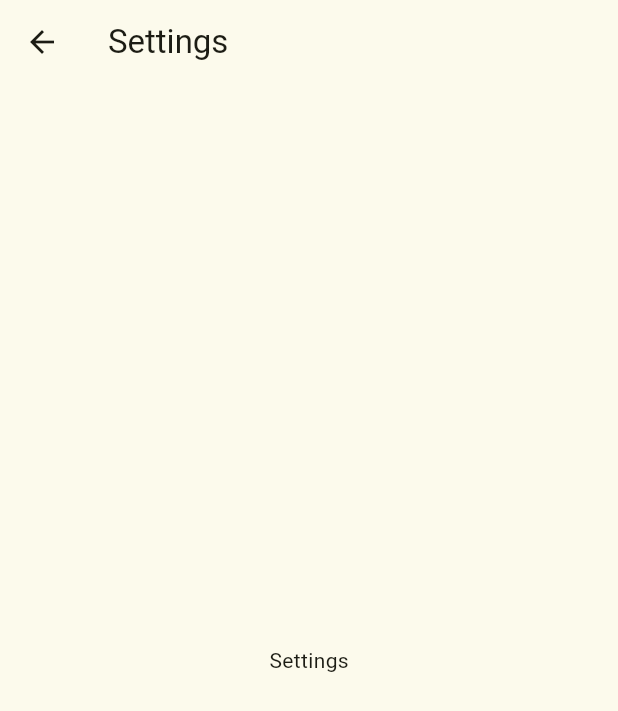
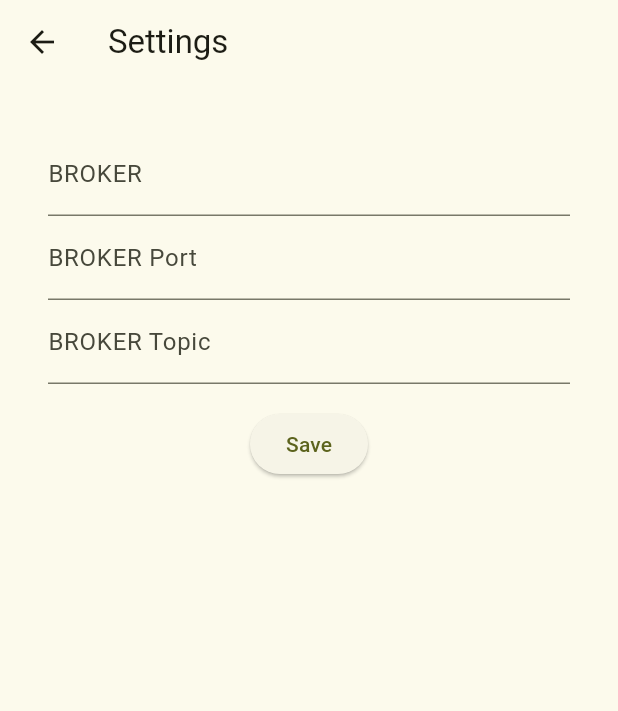
Before and after one commit to oc7o/reach-control, a Flutter app: the SettingsPage screen opened by its route, on a phone screen of 412 x 824 dp. Shown: the top 711 px of the screen. Run offline on Flutter 3.47's test engine with Material 3 defaults, Android fonts, the phone set to English and light mode, and no system bars; our stand-ins replace flutter_map, latlong2, shared_preferences; missing offline and left inert: flutter_libserialport; accounts and stored records are empty; statements that could not run were skipped.

Commit message:
Store settings for mqtt

```diff
--- a/lib/pages/settings.dart
+++ b/lib/pages/settings.dart
@@ -1,4 +1,155 @@
 import 'package:flutter/material.dart';
+import 'package:shared_preferences/shared_preferences.dart';
+
+class SettingsForm extends StatefulWidget {
+  const SettingsForm({super.key});
+
+  @override
+  SettingsFormState createState() {
+    return SettingsFormState();
+  }
+}
+
+// Define a corresponding State class.
+// This class holds data related to the form.
+class SettingsFormState extends State<SettingsForm> {
+  // Create a global key that uniquely identifies the Form widget
+  // and allows validation of the form.
+  //
+  // Note: This is a `GlobalKey<FormState>`,
+  // not a GlobalKey<MyCustomFormState>.
+  final _formKey = GlobalKey<FormState>();
+
+  final settingsBrokerController = TextEditingController();
+  final settingsBrokerPortController = TextEditingController();
+  final settingsBrokerTopicController = TextEditingController();
+
+  @override
+  void initState() {
+    super.initState();
+    _loadTextFromPreferences();
+  }
+
+  @override
+  void dispose() {
+    // Clean up the controller when the widget is disposed.
+    settingsBrokerController.dispose();
+    settingsBrokerPortController.dispose();
+    settingsBrokerTopicController.dispose();
+    super.dispose();
+  }
+
+  Future<void> _loadTextFromPreferences() async {
+    final prefs = await SharedPreferences.getInstance();
+    final brokerText = prefs.getString('BROKER') ?? '';
+    final brokerPortText = prefs.getString('BROKER_PORT') ?? '';
+    final brokerTopicText = prefs.getString('BROKER_TOPIC') ?? '';
+    setState(() {
+      settingsBrokerController.text =
+          brokerText; // Wert dem TextEditingController zuweisen
+      settingsBrokerPortController.text = brokerPortText;
+      settingsBrokerTopicController.text = brokerTopicText;
+    });
+  }
+
+  Future<void> _saveTextToPreferences() async {
+    final prefs = await SharedPreferences.getInstance();
+    await prefs.setString('BROKER', settingsBrokerController.text);
+    await prefs.setString('BROKER_PORT', settingsBrokerPortController.text);
+    await prefs.setString('BROKER_TOPIC', settingsBrokerTopicController.text);
+  }
+
+  @override
+  Widget build(BuildContext context) {
+    // Build a Form widget using the _formKey created above.
+    return Padding(
+        padding: const EdgeInsets.all(32),
+        child: Form(
+            key: _formKey,
+            child: SingleChildScrollView(
+              child: Column(
+                children: [
+                  TextFormField(
+                    decoration: const InputDecoration(
+                      label: Text.rich(
+                        TextSpan(
+                          children: <InlineSpan>[
+                            WidgetSpan(
+                              child: Text(
+                                'BROKER',
+                              ),
+                            )
+                          ],
+                        ),
+                      ),
+                    ),
+                    controller: settingsBrokerController,
+                    // The validator receives the text that the user has entered.
+                    validator: (value) {
+                      if (value == null || value.isEmpty) {
+                        return 'BROKER Address/Domain';
+                      }
+                      return null;
+                    },
+                  ),
+                  TextFormField(
+                    decoration: const InputDecoration(
+                      label: Text.rich(
+                        TextSpan(
+                          children: <InlineSpan>[
+                            WidgetSpan(
+                              child: Text(
+                                'BROKER Port',
+                              ),
+                            )
+                          ],
+                        ),
+                      ),
+                    ),
+                    controller: settingsBrokerPortController,
+                    // The validator receives the text that the user has entered.
+                    validator: (value) {
+                      if (value == null || value.isEmpty) {
+                        return 'BROKER Port';
+                      }
+                      return null;
+                    },
+                  ),
+                  TextFormField(
+                    decoration: const InputDecoration(
+                      label: Text.rich(
+                        TextSpan(
+                          children: <InlineSpan>[
+                            WidgetSpan(
+                              child: Text(
+                                'BROKER Topic',
+                              ),
+                            )
+                          ],
+                        ),
+                      ),
+                    ),
+                    controller: settingsBrokerTopicController,
+                    // The validator receives the text that the user has entered.
+                    validator: (value) {
+                      if (value == null || value.isEmpty) {
+                        return 'BROKER Topic';
+                      }
+                      return null;
+                    },
+                  ),
+                  Padding(
+                    padding: const EdgeInsets.symmetric(vertical: 16),
+                    child: ElevatedButton(
+                      onPressed: _saveTextToPreferences,
+                      child: const Text('Save'),
+                    ),
+                  ),
+                ],
+              ),
+            )));
+  }
+}
 
 class SettingsPage extends StatelessWidget {
   const SettingsPage({super.key});
@@ -9,7 +160,7 @@ class SettingsPage extends StatelessWidget {
       appBar: AppBar(
         title: Text('Settings'),
       ),
-      body: Center(child: Text('Settings')),
+      body: const SettingsForm(),
     );
   }
 }
```
